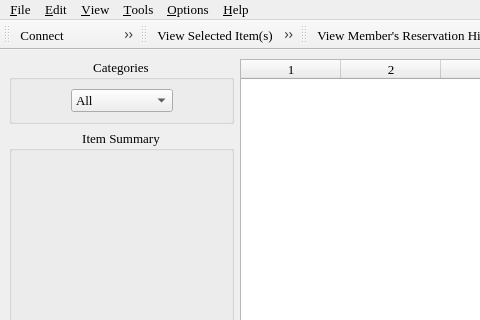
Qt form mainwindow.ui (textbrowser/biblioteq) before a commit; both pictures show x 0 to 480 and y 0 to 320 of the 898 by 650 pixel window.
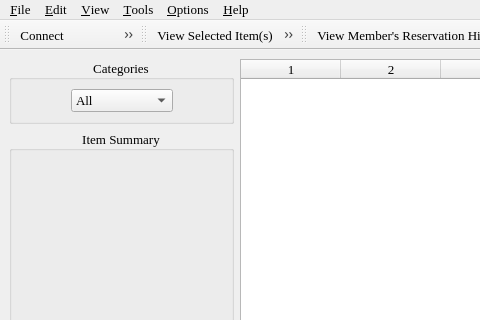
The same form after that commit. Icons and pictures are not drawn. Custom widgets are drawn as their Qt base class.

Commit message: Fancy borders.

The edit to the form file:
```diff
--- a/mainwindow.ui
+++ b/mainwindow.ui
@@ -56,10 +56,10 @@
            <string>Categories</string>
           </property>
           <property name="alignment" >
-           <set>Qt::AlignHCenter</set>
+           <set>Qt::AlignCenter</set>
           </property>
           <property name="flat" >
-           <bool>true</bool>
+           <bool>false</bool>
           </property>
           <layout class="QHBoxLayout" >
            <item>
@@ -151,10 +151,10 @@
            <string>Item Summary</string>
           </property>
           <property name="alignment" >
-           <set>Qt::AlignHCenter</set>
+           <set>Qt::AlignCenter</set>
           </property>
           <property name="flat" >
-           <bool>true</bool>
+           <bool>false</bool>
           </property>
           <layout class="QVBoxLayout" >
            <item>
```
Left out of the diff: 2 changed lines with no effect on the pictures.
